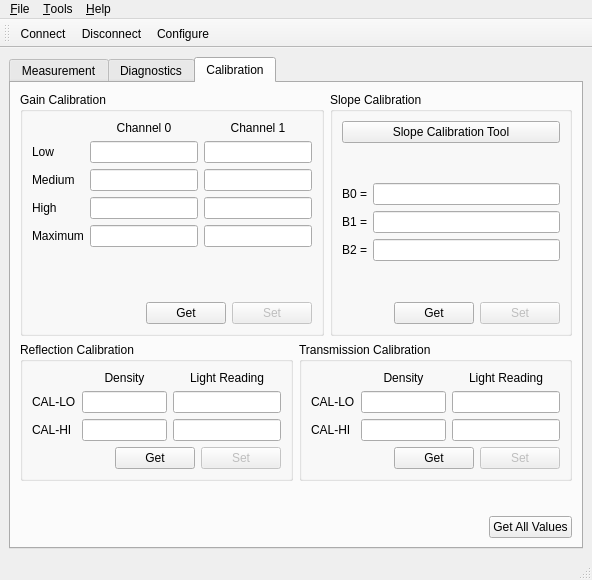
This is software/desktop/mainwindow.ui in dektronics/printalyzer-densitometer as Qt 5 draws it before an edit. The edited form follows.
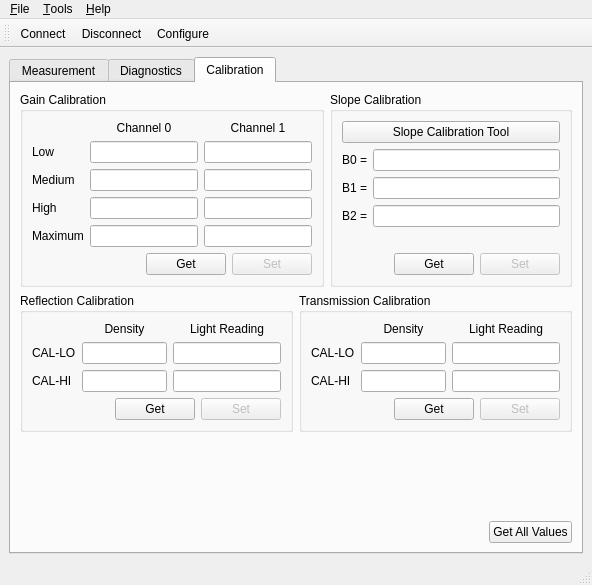
This is the edited form. The open tabs and pages were chosen to show the change. Icons and pictures are not drawn.

Commit message: Main window layout tweaking

The edit to the form file:
```diff
--- a/software/desktop/mainwindow.ui
+++ b/software/desktop/mainwindow.ui
@@ -7,11 +7,11 @@
     <x>0</x>
     <y>0</y>
     <width>592</width>
-    <height>580</height>
+    <height>585</height>
    </rect>
   </property>
   <property name="sizePolicy">
-   <sizepolicy hsizetype="Fixed" vsizetype="Fixed">
+   <sizepolicy hsizetype="Preferred" vsizetype="Preferred">
     <horstretch>0</horstretch>
     <verstretch>0</verstretch>
    </sizepolicy>
@@ -316,11 +316,20 @@
        <attribute name="title">
         <string>Calibration</string>
        </attribute>
-       <layout class="QVBoxLayout" name="verticalLayout_10">
+       <layout class="QVBoxLayout" name="verticalLayout_10" stretch="0,0,1,0">
         <item>
-         <layout class="QHBoxLayout" name="horizontalLayout_6">
+         <layout class="QHBoxLayout" name="horizontalLayout_6" stretch="0,0">
+          <property name="sizeConstraint">
+           <enum>QLayout::SetDefaultConstraint</enum>
+          </property>
           <item>
            <widget class="QGroupBox" name="gainGroupBox">
+            <property name="sizePolicy">
+             <sizepolicy hsizetype="Preferred" vsizetype="Minimum">
+              <horstretch>0</horstretch>
+              <verstretch>0</verstretch>
+             </sizepolicy>
+            </property>
             <property name="title">
              <string>Gain Calibration</string>
             </property>
@@ -422,10 +431,13 @@
                <property name="orientation">
                 <enum>Qt::Vertical</enum>
                </property>
+               <property name="sizeType">
+                <enum>QSizePolicy::Expanding</enum>
+               </property>
                <property name="sizeHint" stdset="0">
                 <size>
                  <width>20</width>
-                 <height>40</height>
+                 <height>0</height>
                 </size>
                </property>
               </spacer>
@@ -469,6 +481,12 @@
           </item>
           <item>
            <widget class="QGroupBox" name="slopeGroupBox">
+            <property name="sizePolicy">
+             <sizepolicy hsizetype="Preferred" vsizetype="Minimum">
+              <horstretch>0</horstretch>
+              <verstretch>0</verstretch>
+             </sizepolicy>
+            </property>
             <property name="title">
              <string>Slope Calibration</string>
             </property>
@@ -480,19 +498,6 @@
                </property>
               </widget>
              </item>
-             <item>
-              <spacer name="verticalSpacer_2">
-               <property name="orientation">
-                <enum>Qt::Vertical</enum>
-               </property>
-               <property name="sizeHint" stdset="0">
-                <size>
-                 <width>20</width>
-                 <height>40</height>
-                </size>
-               </property>
-              </spacer>
-             </item>
              <item>
               <layout class="QFormLayout" name="formLayout">
                <item row="0" column="0">
@@ -547,7 +552,7 @@
                <property name="sizeHint" stdset="0">
                 <size>
                  <width>20</width>
-                 <height>40</height>
+                 <height>0</height>
                 </size>
                </property>
               </spacer>
@@ -800,7 +805,7 @@
           <property name="sizeHint" stdset="0">
            <size>
             <width>20</width>
-            <height>40</height>
+            <height>0</height>
            </size>
           </property>
          </spacer>
```
Left out of the diff: 80 changed lines with no effect on the pictures. Lines whose indentation alone changed are shown as unchanged.
